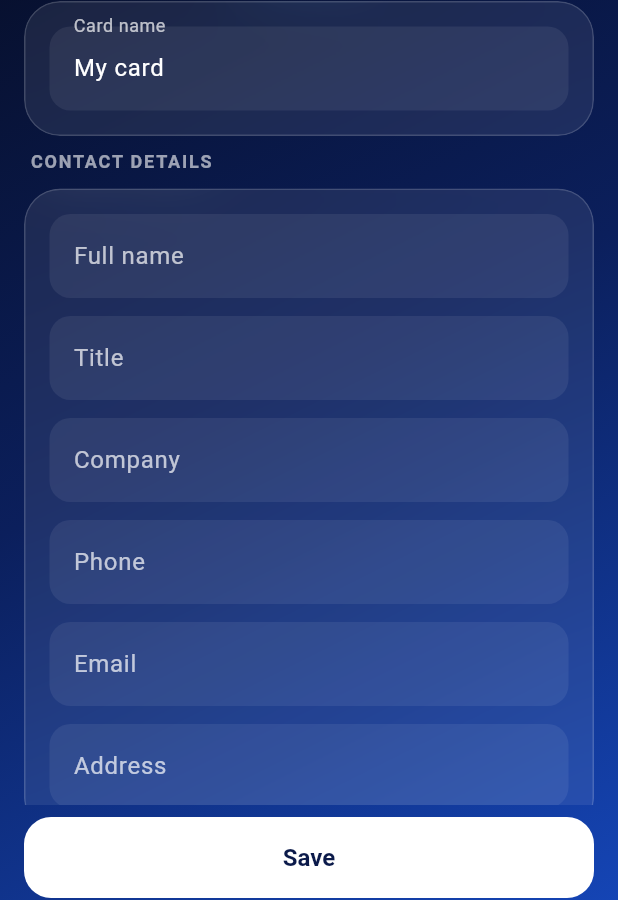
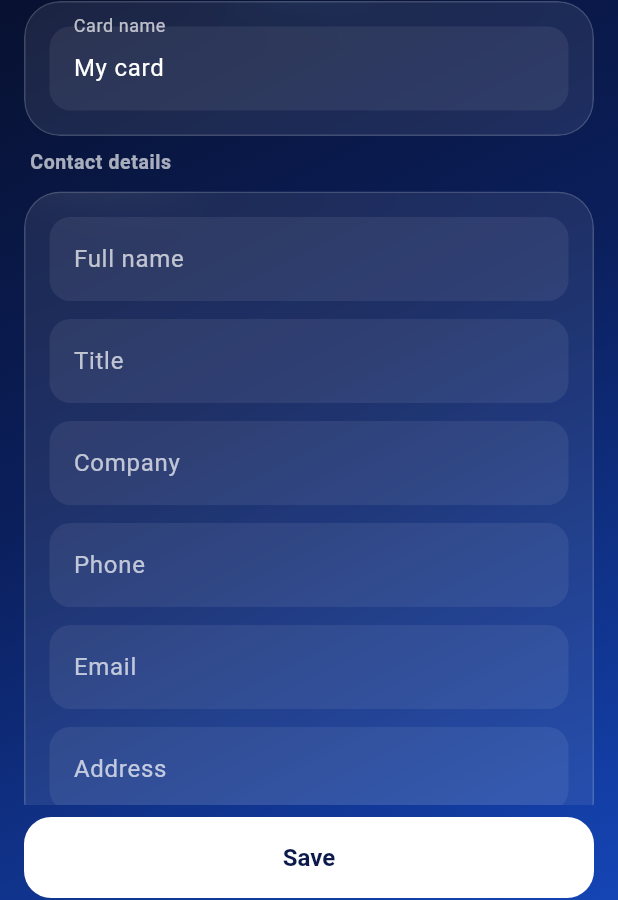
Before and after one commit to Quadrrax/dijital-kartvizit, a Flutter app: the screen it shows after launch, after a tap on "Create profile", on a phone screen of 412 x 824 dp. Shown: the part 314-1214 px from the top of the screen. Run offline on Flutter 3.47's test engine with Material 3 defaults, Android fonts, the phone set to English and light mode, and no system bars; our stand-ins replace font_awesome_flutter, image_picker, qr_flutter, shared_preferences.

Commit message:
fix: dark splash screen, icon inside adaptive safe zone, Turkish-safe section headings

```diff
--- a/lib/ui/style.dart
+++ b/lib/ui/style.dart
@@ -90,7 +90,7 @@ class GlassCard extends StatelessWidget {
   }
 }
 
-/// Small uppercase heading above a group of controls.
+/// Small heading above a group of controls.
 class SectionTitle extends StatelessWidget {
   const SectionTitle(this.text, {super.key});
 
@@ -101,12 +101,12 @@ class SectionTitle extends StatelessWidget {
     return Padding(
       padding: const EdgeInsets.fromLTRB(4, 8, 4, 10),
       child: Text(
-        text.toUpperCase(),
+        text,
         style: TextStyle(
-          color: Colors.white.withValues(alpha: 0.6),
-          fontSize: 12,
+          color: Colors.white.withValues(alpha: 0.65),
+          fontSize: 13,
           fontWeight: FontWeight.w700,
-          letterSpacing: 1.2,
+          letterSpacing: 0.4,
         ),
       ),
     );
```
Also changed, not shown: 10 other files.
